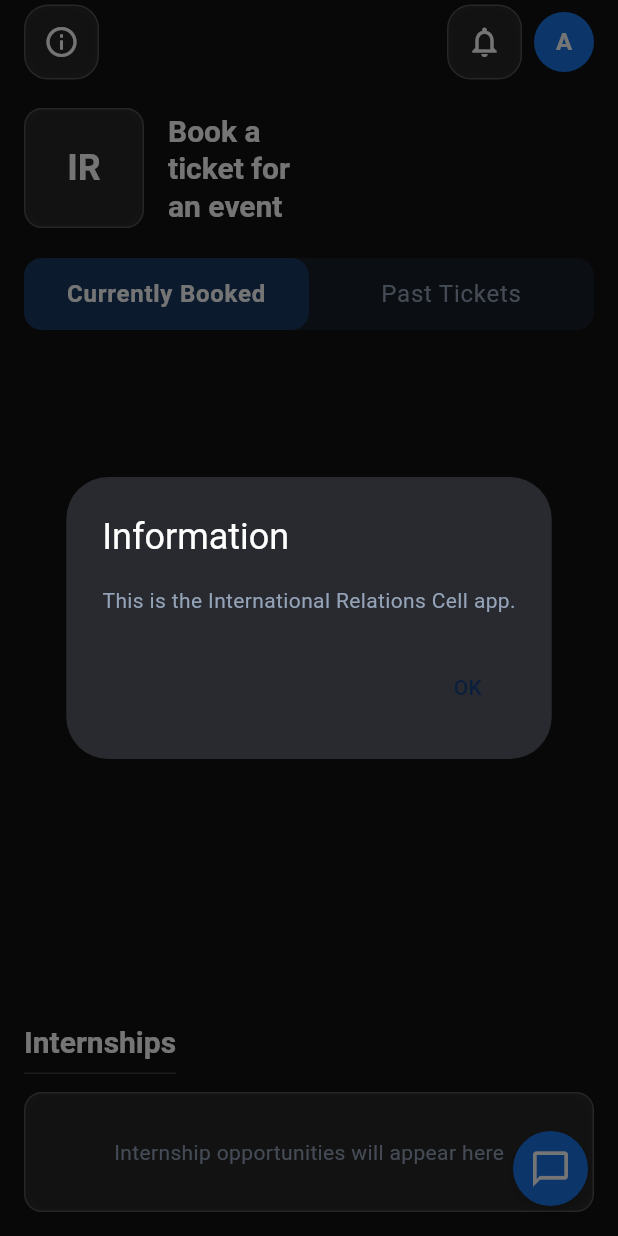
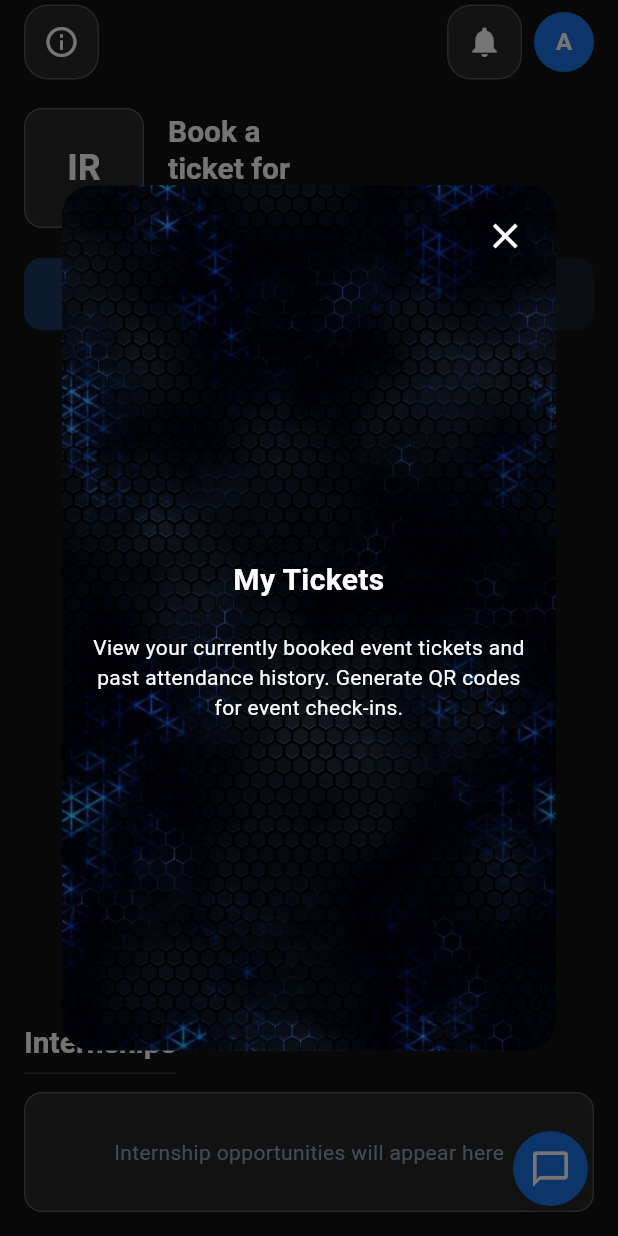
Before and after one commit to adwayaghor/ircell, a Flutter app: the Page3 screen opened directly, after a tap on the "info outline" icon, on a phone screen of 412 x 824 dp. Run offline on Flutter 3.47's test engine with Material 3 defaults, Android fonts, the phone set to English and light mode, and no system bars; our stand-ins replace carousel_slider, cloud_firestore, firebase_auth, firebase_core, font_awesome_flutter, qr_flutter and 1 more; missing offline and left inert: mobile_scanner; accounts and stored records are empty.

Commit message:
added info and notif button pages

```diff
--- a/lib/screens/page3.dart
+++ b/lib/screens/page3.dart
@@ -7,6 +7,8 @@ import 'package:ircell/login/auth.dart';
 import 'package:ircell/screens/events/generate_ticket.dart';
 import 'package:ircell/screens/profile_page.dart';
 import 'package:ircell/screens/chatbot/chatbot_icon.dart';
+import 'package:ircell/screens/info.dart';
+import 'package:ircell/screens/notification.dart';
 
 class Page3 extends StatefulWidget {
   const Page3({super.key});
@@ -76,28 +78,8 @@ class _Page3State extends State<Page3> {
             Container(
               decoration: AppTheme.glassDecoration,
               child: IconButton(
-                icon: const Icon(
-                  Icons.info_outline,
-                  color: AppTheme.textPrimary,
-                ),
-                onPressed: () {
-                  showDialog(
-                    context: context,
-                    builder:
-                        (context) => AlertDialog(
-                          title: const Text("Information"),
-                          content: const Text(
-                            "This is the International Relations Cell app.",
-                          ),
-                          actions: [
-                            TextButton(
-                              onPressed: () => Navigator.pop(context),
-                              child: const Text("OK"),
-                            ),
-                          ],
-                        ),
-                  );
-                },
+                icon: const Icon(Icons.info_outline, color: AppTheme.textPrimary),
+                onPressed: () => PageInfo.showInfoDialog(context, 'Page3'),
               ),
             ),
             Row(
@@ -105,11 +87,9 @@ class _Page3State extends State<Page3> {
                 Container(
                   decoration: AppTheme.glassDecoration,
                   child: IconButton(
-                    icon: const Icon(
-                      Icons.notifications_outlined,
-                      color: AppTheme.textPrimary,
-                    ),
-                    onPressed: () {},
+                    icon: const Icon(Icons.notifications),
+                    onPressed: () => PageNotification.showNotificationDialog(context, 'Page3'),
+                    // onPressed: () => PageNotification.showSameNotification(context);
                   ),
                 ),
                 const SizedBox(width: 8),
```
